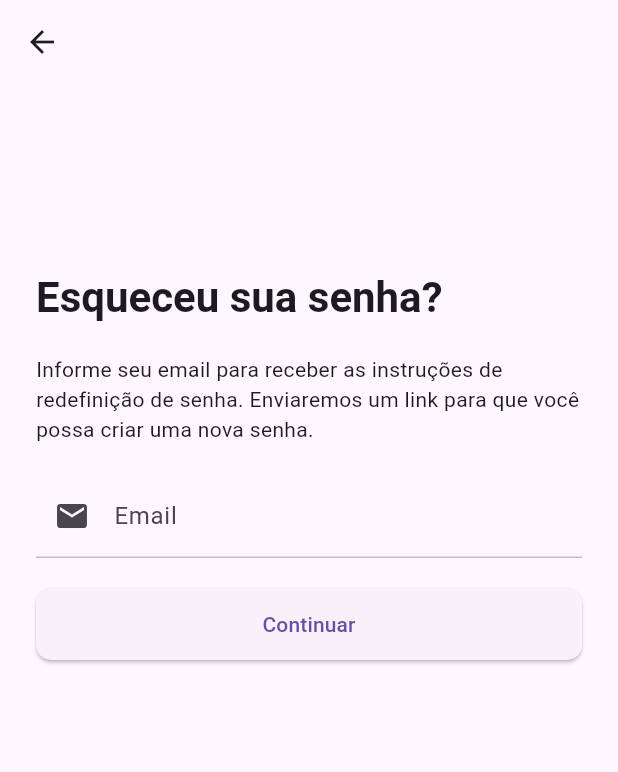
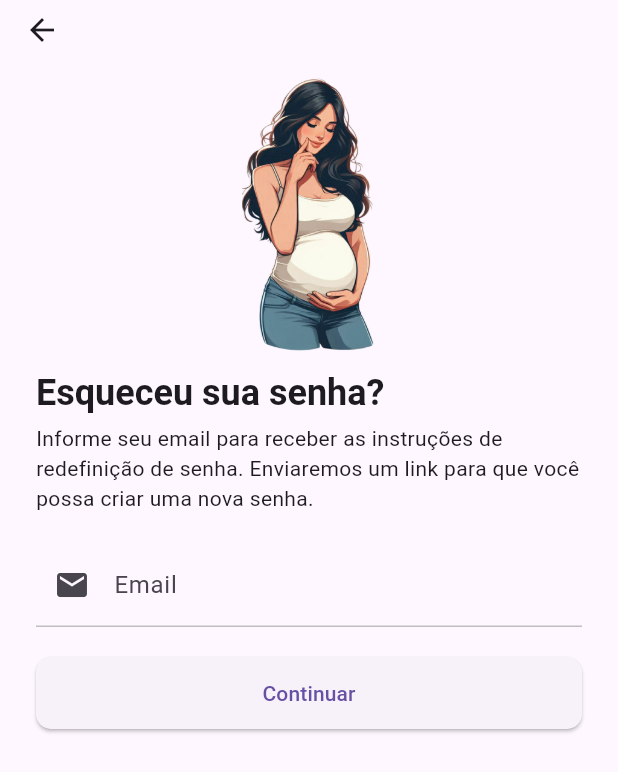
Before and after one commit to ricardooliver-ads-2019/enxoval_baby, a Flutter app: the screen it shows after launch, after a tap on "Esqueceu a senha?", on a phone screen of 412 x 824 dp. Shown: the top 772 px of the screen. Run offline on Flutter 3.47's test engine with Material 3 defaults, Android fonts, the phone set to English and light mode, and no system bars; our stand-ins replace equatable, firebase_auth, firebase_core, get_it, go_router, google_sign_in and 1 more; accounts and stored records are empty; generated files the repository leaves out were written again.

Commit message:
feat(Auth): Cria o fluxo de autenticação por email, login, register e forgot_password, com todas as telas feitas e a ingração das funcionalidades com firebase concluida

```diff
--- a/lib/app/core/utils/image_paths.dart
+++ b/lib/app/core/utils/image_paths.dart
@@ -1,5 +1,7 @@
 enum ImagePaths {
   pregnant('pregnant.png'),
+  mommyWondering('mommy_wondering.png'),
+  mamaThinking('mama_thinking.png'),
   thought('thought.png'),
   googleLogo('google_logo.png');
 
--- a/lib/app/presentation/auth/forgot_password/view/forgot_password_screen.dart
+++ b/lib/app/presentation/auth/forgot_password/view/forgot_password_screen.dart
@@ -4,7 +4,9 @@ import 'package:enxoval_baby/app/core/utils/app_strings.dart';
 import 'package:enxoval_baby/app/core/utils/error_messages_enum.dart';
 import 'package:enxoval_baby/app/core/utils/validators/validations_mixin.dart';
 import 'package:enxoval_baby/app/presentation/auth/forgot_password/view_model/forgot_password_view_model.dart';
+import 'package:enxoval_baby/app/presentation/auth/forgot_password/widgets/mama_thinking_ilustration_widget.dart';
 import 'package:enxoval_baby/app/presentation/auth/utils/auth_strings.dart';
+import 'package:enxoval_baby/app/presentation/auth/utils/widgets/action_buttom_widget.dart';
 import 'package:flutter/material.dart';
 
 class ForgotPasswordScreen extends StatefulWidget {
@@ -51,30 +53,59 @@ class _ForgotPasswordScreenState extends State<ForgotPasswordScreen>
   Widget build(BuildContext context) {
     return Scaffold(
       appBar: AppBar(
-        title: const Text(''),
+        toolbarHeight: 40,
       ),
-      body: SingleChildScrollView(
-        padding: EdgeInsets.all(DSSpacing.xxbodied.value),
+      body: ListenableBuilder(
+          listenable: _forgotPasswordViewModel,
+          builder: (context, child) {
+            return SingleChildScrollView(
+              padding:
+                  EdgeInsets.symmetric(horizontal: DSSpacing.xxbodied.value),
               child: Form(
                 key: _formKey,
                 child: Column(
+                  mainAxisAlignment: MainAxisAlignment.start,
                   crossAxisAlignment: CrossAxisAlignment.start,
                   children: [
-              DSSizedBoxSpacing.sizedBoxVertical(100),
+                    const MamaThinkingIlustrationWidget(),
+                    _forgotPasswordViewModel.isSuccess
+                        ? Text(
+                            AuthStrings
+                                .prontinhoOEmailParaRedefinirSuaSenhaFoiEnviado
+                                .text,
+                            style: Theme.of(context)
+                                .textTheme
+                                .headlineSmall
+                                ?.copyWith(
+                                  fontWeight: FontWeight.bold,
+                                ),
+                          )
+                        : Column(
+                            crossAxisAlignment: CrossAxisAlignment.start,
+                            children: [
                               Text(
                                 AuthStrings.esqueceuSuaSenha.text,
-                style: Theme.of(context).textTheme.headlineMedium?.copyWith(
+                                style: Theme.of(context)
+                                    .textTheme
+                                    .headlineSmall
+                                    ?.copyWith(
                                       fontWeight: FontWeight.bold,
                                     ),
                               ),
-              _sizedBoxVerticalDSSpacingBodied,
+                              DSSizedBoxSpacing.sizedBoxVertical(
+                                  DSSpacing.quarck.value),
                               Text(
                                 AuthStrings
                                     .informeSeuEmailParaReceberAsInstrucoesDeRedefinicaoDeSenha
                                     .text,
-                style: Theme.of(context).textTheme.bodyMedium?.copyWith(
+                                style: Theme.of(context)
+                                    .textTheme
+                                    .bodyMedium
+                                    ?.copyWith(
                                       fontWeight: FontWeight.normal,
                                     ),
+                              ),
+                            ],
                           ),
                     _sizedBoxVerticalDSSpacingBodied,
                     DSInputTextFormField(
@@ -86,39 +117,25 @@ class _ForgotPasswordScreenState extends State<ForgotPasswordScreen>
                       validator: emailValidator,
                     ),
                     _sizedBoxVerticalDSSpacingBodied,
-              SizedBox(
-                width: double.infinity,
-                child: ListenableBuilder(
-                    listenable: _forgotPasswordViewModel,
-                    builder: (context, child) {
-                      return ElevatedButton(
-                        onPressed: _forgotPasswordViewModel.isLoading
-                            ? null
-                            : _submitEmail,
-                        style: ElevatedButton.styleFrom(
-                          padding: EdgeInsets.symmetric(
-                              vertical: DSSpacing.xxsmall.value),
-                          shape: RoundedRectangleBorder(
-                            borderRadius: BorderRadius.circular(
-                                DSBorderRadius.medium.value),
-                          ),
-                        ),
-                        child: _forgotPasswordViewModel.isLoading
-                            ? const CircularProgressIndicator()
-                            : Text(AppStrings.continuar.text),
-                      );
-                    }),
+                    ActionButtonWidget(
+                      isLoading: _forgotPasswordViewModel.isLoading,
+                      text: _forgotPasswordViewModel.isSuccess
+                          ? AuthStrings.reenviarEmail.text
+                          : AppStrings.continuar.text,
+                      onPressed: _submitEmail,
                     ),
                     _sizedBoxVerticalDSSpacingBodied,
                   ],
                 ),
               ),
-      ),
+            );
+          }),
     );
   }
 
   void _onResult() {
-    if (_forgotPasswordViewModel.erroMensage != null) {
+    if (_forgotPasswordViewModel.erroMensage != null &&
+        !_forgotPasswordViewModel.isSuccess) {
       ScaffoldMessenger.of(context).showSnackBar(
         SnackBar(
           content: Text(_forgotPasswordViewModel.erroMensage!),
--- a/lib/app/presentation/auth/forgot_password/view_model/forgot_password_view_model.dart
+++ b/lib/app/presentation/auth/forgot_password/view_model/forgot_password_view_model.dart
@@ -15,6 +15,7 @@ class ForgotPasswordViewModel extends ChangeNotifier {
     required String email,
   }) async {
     isLoading = true;
+    _reset();
     notifyListeners();
     final result = await _authRepository.resetPassword(email: email);
 
@@ -27,4 +28,9 @@ class ForgotPasswordViewModel extends ChangeNotifier {
     });
     notifyListeners();
   }
+
+  void _reset() {
+    isSuccess = false;
+    erroMensage = null;
+  }
 }
--- /dev/null
+++ b/lib/app/presentation/auth/forgot_password/widgets/mama_thinking_ilustration_widget.dart
@@ -0,0 +1,17 @@
+import 'package:enxoval_baby/app/core/utils/image_paths.dart';
+import 'package:flutter/material.dart';
+
+class MamaThinkingIlustrationWidget extends StatelessWidget {
+  const MamaThinkingIlustrationWidget({super.key});
+
+  @override
+  Widget build(BuildContext context) {
+    return Center(
+      child: Image.asset(
+        ImagePaths.mamaThinking.path,
+        fit: BoxFit.cover,
+        height: MediaQuery.sizeOf(context).height * 0.25,
+      ),
+    );
+  }
+}
--- a/lib/app/presentation/auth/login/view/login_screen.dart
+++ b/lib/app/presentation/auth/login/view/login_screen.dart
@@ -7,7 +7,8 @@ import 'package:enxoval_baby/app/core/utils/validators/validations_mixin.dart';
 import 'package:enxoval_baby/app/presentation/auth/login/view_model/login_view_model.dart';
 import 'package:enxoval_baby/app/presentation/auth/utils/auth_routes.dart';
 import 'package:enxoval_baby/app/presentation/auth/utils/auth_strings.dart';
-import 'package:enxoval_baby/app/presentation/home_enxoval/utils/routes/home_enxoval_routes.dart';
+import 'package:enxoval_baby/app/presentation/auth/utils/widgets/action_buttom_widget.dart';
+import 'package:enxoval_baby/app/presentation/auth/utils/widgets/welcome_illustration_widget.dart';
 import 'package:flutter/material.dart';
 import 'package:go_router/go_router.dart';
 
@@ -51,31 +52,24 @@ class _LoginScreenState extends State<LoginScreen> with ValidationsMixin {
     }
   }
 
-  void navigationTo() {
-    context.go(HomeEnxovalRoutes.homeEnxoval.path);
-  }
-
   Widget get _sizedBoxVerticalDSSpacingBodied =>
       DSSizedBoxSpacing.sizedBoxVertical(DSSpacing.bodied.value);
   @override
   Widget build(BuildContext context) {
     return Scaffold(
       body: SingleChildScrollView(
-        padding: EdgeInsets.all(DSSpacing.xxbodied.value),
+        padding: EdgeInsets.only(
+          top: DSSpacing.xxxlarge.value,
+          right: DSSpacing.xxbodied.value,
+          left: DSSpacing.xxbodied.value,
+        ),
         child: Form(
           key: _formKey,
           child: Column(
+            mainAxisAlignment: MainAxisAlignment.start,
             children: [
-              DSSizedBoxSpacing.sizedBoxVertical(DSSpacing.xlarge.value),
-              const Icon(Icons.person, size: 100, color: Colors.blue),
-              DSSizedBoxSpacing.sizedBoxVertical(DSSpacing.large.value),
-              Text(
-                AuthStrings.bemVindo.text,
-                style: Theme.of(context).textTheme.headlineMedium?.copyWith(
-                      fontWeight: FontWeight.bold,
-                    ),
-              ),
-              _sizedBoxVerticalDSSpacingBodied,
+              const WelcomeIllustrationWidget(),
+              DSSizedBoxSpacing.sizedBoxVertical(DSSpacing.mini.value),
               DSInputTextFormField(
                 controller: _emailController,
                 focus: _emailFocus,
@@ -96,7 +90,7 @@ class _LoginScreenState extends State<LoginScreen> with ValidationsMixin {
                   ValidationMessagesEnum.senhaInvalida.text,
                 ),
               ),
-              DSSizedBoxSpacing.sizedBoxVertical(DSSpacing.mini.value),
+              DSSizedBoxSpacing.sizedBoxVertical(DSSpacing.quarck.value),
               Align(
                 alignment: Alignment.centerRight,
                 child: TextButton(
@@ -106,29 +100,16 @@ class _LoginScreenState extends State<LoginScreen> with ValidationsMixin {
                   child: Text(AuthStrings.esqueceuASenha.text),
                 ),
               ),
-              _sizedBoxVerticalDSSpacingBodied,
-              SizedBox(
-                width: double.infinity,
-                child: ListenableBuilder(
-                    listenable: _loginViewModel,
-                    builder: (context, child) {
-                      return ElevatedButton(
-                        onPressed:
-                            _loginViewModel.isLoading ? null : _submitLogin,
-                        style: ElevatedButton.styleFrom(
-                          padding: EdgeInsets.symmetric(
-                              vertical: DSSpacing.xxsmall.value),
-                          shape: RoundedRectangleBorder(
-                            borderRadius: BorderRadius.circular(
-                                DSBorderRadius.medium.value),
-                          ),
-                        ),
-                        child: _loginViewModel.isLoading
-                            ? const CircularProgressIndicator()
-                            : Text(AppStrings.entrar.text),
-                      );
-                    }),
-              ),
+              DSSizedBoxSpacing.sizedBoxVertical(DSSpacing.mini.value),
+              ListenableBuilder(
+                  listenable: _loginViewModel,
+                  builder: (context, child) {
+                    return ActionButtonWidget(
+                      isLoading: _loginViewModel.isLoading,
+                      text: AppStrings.entrar.text,
+                      onPressed: _submitLogin,
+                    );
+                  }),
               _sizedBoxVerticalDSSpacingBodied,
               Row(
                 mainAxisAlignment: MainAxisAlignment.center,
@@ -150,11 +131,7 @@ class _LoginScreenState extends State<LoginScreen> with ValidationsMixin {
   }
 
   void _onResult() {
-    if (_loginViewModel.isSuccess) {
-      navigationTo();
-    }
-
-    if (_loginViewModel.erroMensage != null) {
+    if (_loginViewModel.erroMensage != null && !_loginViewModel.isSuccess) {
       ScaffoldMessenger.of(context).showSnackBar(
         SnackBar(
           content: Text(_loginViewModel.erroMensage!),
--- a/lib/app/presentation/auth/login/view_model/login_view_model.dart
+++ b/lib/app/presentation/auth/login/view_model/login_view_model.dart
@@ -16,6 +16,7 @@ class LoginViewModel extends ChangeNotifier {
     required String password,
   }) async {
     isLoading = true;
+    _reset();
     notifyListeners();
     final result =
         await _authRepository.login(email: email, password: password);
@@ -29,4 +30,9 @@ class LoginViewModel extends ChangeNotifier {
     });
     notifyListeners();
   }
+
+  void _reset() {
+    isSuccess = false;
+    erroMensage = null;
+  }
 }
--- a/lib/app/presentation/auth/register/view_model/register_view_model.dart
+++ b/lib/app/presentation/auth/register/view_model/register_view_model.dart
@@ -16,6 +16,7 @@ class RegisterViewModel extends ChangeNotifier {
     required String password,
   }) async {
     isLoading = true;
+    _reset();
     notifyListeners();
     final result =
         await _authRepository.register(email: email, password: password);
@@ -29,4 +30,9 @@ class RegisterViewModel extends ChangeNotifier {
     });
     notifyListeners();
   }
+
+  void _reset() {
+    isSuccess = false;
+    erroMensage = null;
+  }
 }
--- a/lib/app/presentation/auth/utils/auth_strings.dart
+++ b/lib/app/presentation/auth/utils/auth_strings.dart
@@ -1,5 +1,6 @@
 enum AuthStrings {
   bemVindo('Bem-vindo'),
+  bemVindoAoEnxovalBaby('Bem-vindo ao Enxoval Baby'),
   esqueceuASenha('Esqueceu a senha?'),
   naoTemUmaConta('Não tem uma conta?'),
   criarConta('Criar conta'),
@@ -9,6 +10,9 @@ enum AuthStrings {
       'Informe seu email para receber as instruções de redefinição de senha. Enviaremos um link para que você possa criar uma nova senha.'),
   confirmarSenhaObrigatorio('Confirmar Senha*'),
   cadastrar('Cadastrar'),
+  prontinhoOEmailParaRedefinirSuaSenhaFoiEnviado(
+      'Prontinho! O email para redefinir sua senha foi enviado. Por favor, verifique sua caixa de entrada para seguir as instruções e acessar sua conta novamente.'),
+  reenviarEmail('Reenviar e-mail'),
   ;
 
   final String text;
--- /dev/null
+++ b/lib/app/presentation/auth/utils/widgets/action_buttom_widget.dart
@@ -0,0 +1,40 @@
+import 'package:design_system/design_system.dart';
+import 'package:flutter/material.dart';
+
+class ActionButtonWidget extends StatelessWidget {
+  final bool isLoading;
+  final VoidCallback onPressed;
+  final String text;
+  final double? verticalPadding;
+  final double? borderRadius;
+
+  const ActionButtonWidget({
+    super.key,
+    required this.isLoading,
+    required this.onPressed,
+    required this.text,
+    this.verticalPadding,
+    this.borderRadius,
+  });
+
+  @override
+  Widget build(BuildContext context) {
+    return SizedBox(
+      width: double.infinity,
+      child: ElevatedButton(
+        onPressed: isLoading ? null : onPressed,
+        style: ElevatedButton.styleFrom(
+          padding: EdgeInsets.symmetric(
+            vertical: verticalPadding ?? DSSpacing.xxsmall.value,
+          ),
+          shape: RoundedRectangleBorder(
+            borderRadius: BorderRadius.circular(
+              borderRadius ?? DSBorderRadius.medium.value,
+            ),
+          ),
+        ),
+        child: isLoading ? const CircularProgressIndicator() : Text(text),
+      ),
+    );
+  }
+}
--- /dev/null
+++ b/lib/app/presentation/auth/utils/widgets/welcome_illustration_widget.dart
@@ -0,0 +1,28 @@
+import 'package:enxoval_baby/app/core/utils/image_paths.dart';
+import 'package:enxoval_baby/app/presentation/auth/utils/auth_strings.dart';
+import 'package:flutter/material.dart';
+
+class WelcomeIllustrationWidget extends StatelessWidget {
+  const WelcomeIllustrationWidget({super.key});
+
+  @override
+  Widget build(BuildContext context) {
+    return Column(
+      children: [
+        Center(
+          child: Image.asset(
+            ImagePaths.mommyWondering.path,
+            fit: BoxFit.cover,
+            height: MediaQuery.sizeOf(context).height * 0.25,
+          ),
+        ),
+        Text(
+          AuthStrings.bemVindoAoEnxovalBaby.text,
+          style: Theme.of(context).textTheme.headlineSmall?.copyWith(
+                fontWeight: FontWeight.bold,
+              ),
+        ),
+      ],
+    );
+  }
+}
```
Also changed, not shown: lib/app/core/handler/exception_mapper/firebase_auth_exception_handler.dart (+7 -0 lines), lib/app/data/datasources/remote/firebase_auth_datasource.dart (+32 -11 lines), lib/app/presentation/auth/register/view/register_screen.dart (+18 -32 lines), assets/images/2.0x/mama_thinking@2x.png (added), assets/images/2.0x/mommy_wondering@2x.png (added), assets/images/3.0x/mama_thinking@3x.png (added), assets/images/3.0x/mommy_wondering@3x.png (added), assets/images/mama_thinking.png (added), assets/images/mommy_wondering.png (added). Lines whose indentation alone changed are shown as unchanged.
